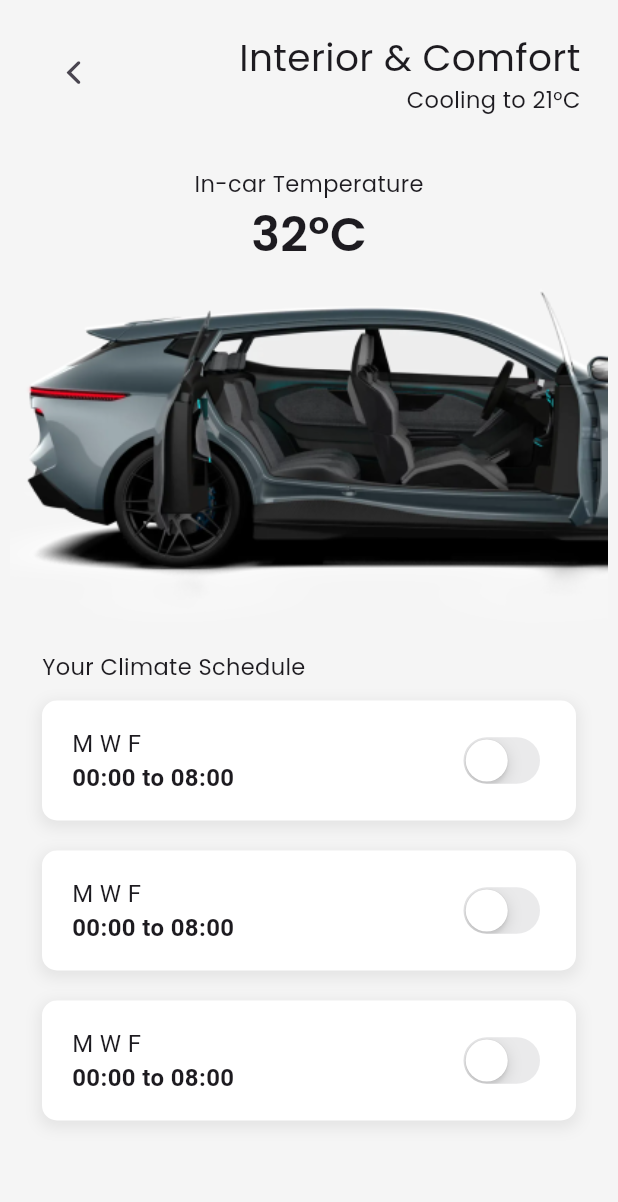
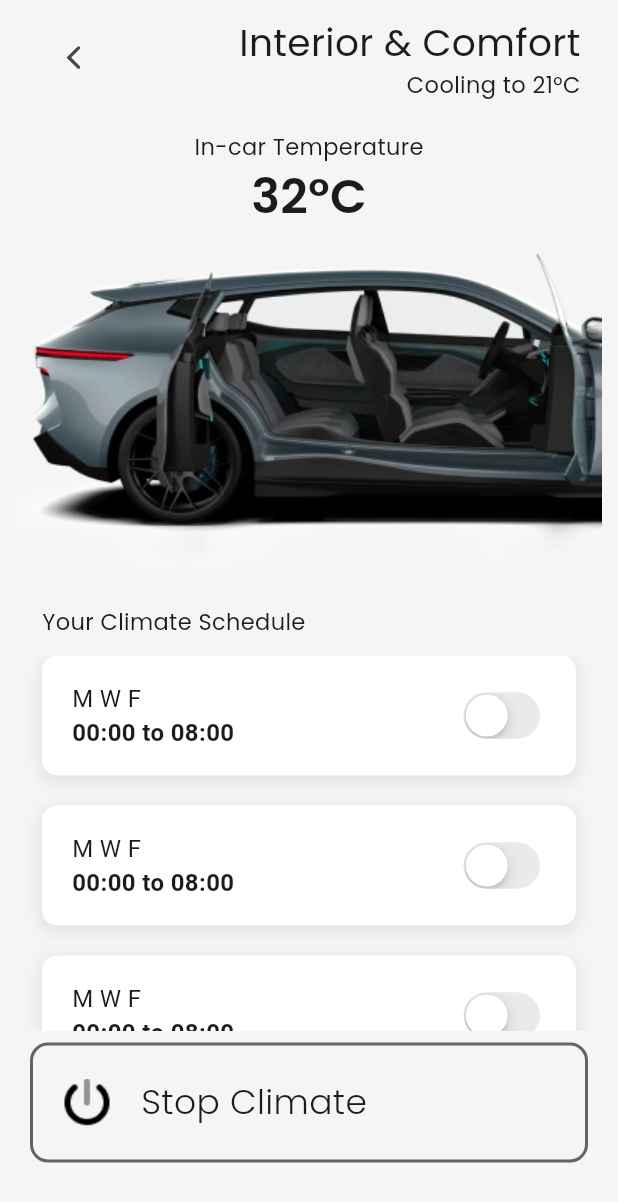
Before and after one commit to DivyankSisodia/EV_Car_Application, a Flutter app: the InteriorPage screen opened directly, on a phone screen of 412 x 824 dp. Shown: the top 1202 px of the screen. Run offline on Flutter 3.47's test engine with Material 3 defaults, Android fonts, the light colour scheme and no system bars; our stand-ins replace flutter_riverpod, gap, google_fonts.

Commit message:
interior page UI done

```diff
--- a/lib/view/interior_page.dart
+++ b/lib/view/interior_page.dart
@@ -1,5 +1,6 @@
 import 'package:flutter/cupertino.dart';
 import 'package:flutter/material.dart';
+import 'package:flutter/widgets.dart';
 import 'package:flutter_riverpod/flutter_riverpod.dart';
 import 'package:gap/gap.dart';
 import 'package:google_fonts/google_fonts.dart';
@@ -20,7 +21,7 @@ class InteriorPage extends ConsumerWidget {
           children: [
             Padding(
               padding:
-                  const EdgeInsets.symmetric(horizontal: 25.0, vertical: 20.0),
+                  const EdgeInsets.symmetric(horizontal: 25.0, vertical: 10.0),
               child: Row(
                 mainAxisAlignment: MainAxisAlignment.spaceBetween,
                 children: [
@@ -47,7 +48,7 @@ class InteriorPage extends ConsumerWidget {
               ),
             ),
 
-            const Gap(15),
+            const Gap(10),
 
             // This is the main content of the page
             Column(
@@ -73,7 +74,7 @@ class InteriorPage extends ConsumerWidget {
               ],
             ),
             SizedBox(
-              height: 255,
+              height: 250,
               width: MediaQuery.of(context).size.width,
               child: Image.asset('assets/images/iterior.png'),
             ),
@@ -94,7 +95,10 @@ class InteriorPage extends ConsumerWidget {
 
             const Gap(12),
 
-            Column(
+            SizedBox(
+              height: 250,
+              child: ListView(
+                shrinkWrap: true,
                 children: [
                   TimeCard(
                     days: 'M W F',
@@ -116,8 +120,39 @@ class InteriorPage extends ConsumerWidget {
                     switchStateProvider: val3Provider,
                     toggle: toggleVal3,
                   ),
-                const Gap(20),
                 ],
+              ),
+            ),
+            const Gap(8),
+            Padding(
+              padding: const EdgeInsets.symmetric(horizontal: 20.0),
+              child: Container(
+                height: 80,
+                width: MediaQuery.of(context).size.width,
+                decoration: BoxDecoration(
+                  border: Border.all(
+                    color: const Color.fromARGB(255, 100, 100, 100),
+                    width: 2,
+                  ),
+                  color: const Color(0xFFF5F5F5),
+                  borderRadius: BorderRadius.circular(12.0),
+                ),
+                child: Row(
+                  children: [
+                    Padding(
+                      padding: const EdgeInsets.symmetric(horizontal: 20.0),
+                      child: Image.asset('assets/icons/power-off.png'),
+                    ),
+                    Text(
+                      'Stop Climate',
+                      style: GoogleFonts.poppins(
+                        fontSize: 23.0,
+                        fontWeight: FontWeight.w300,
+                      ),
+                    ),
+                  ],
+                ),
+              ),
             )
           ],
         ),
```
Lines whose indentation alone changed are shown as unchanged.
